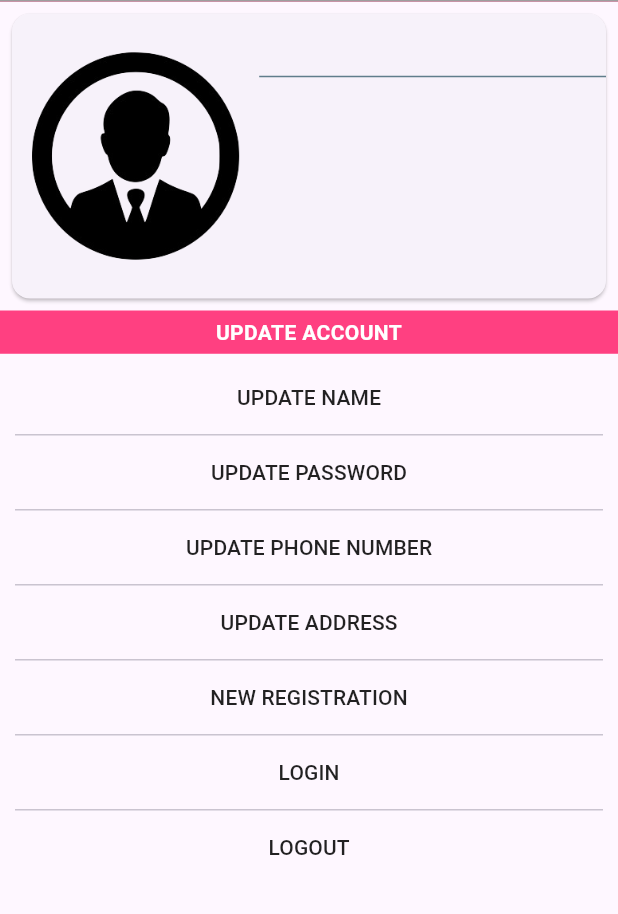
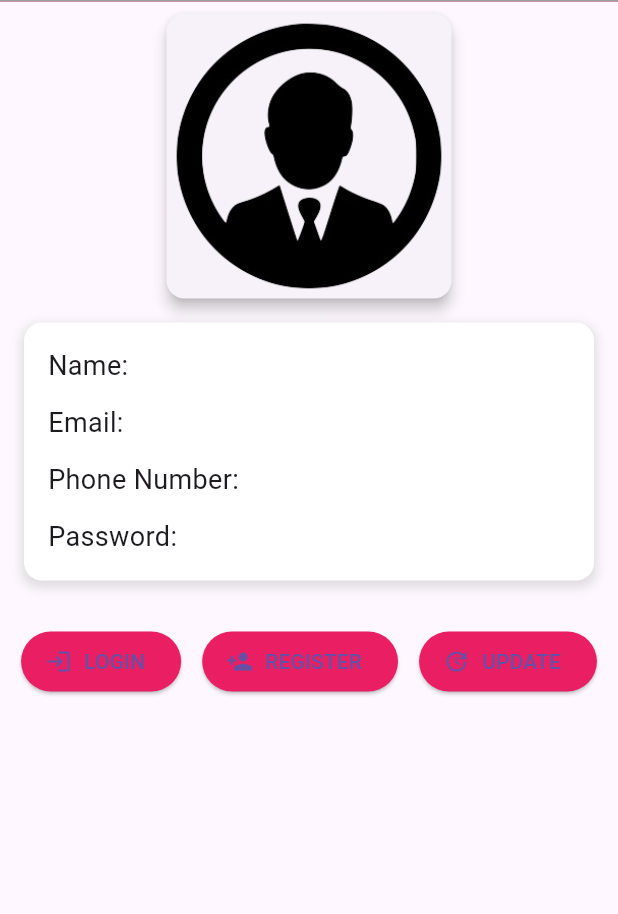
Before and after one commit to SarahSelleh/book_bytes, a Flutter app: the ProfilePage screen opened directly with empty values, on a phone screen of 412 x 824 dp, the part 84-998 px from its top. Run offline on Flutter 3.47's test engine with Material 3 defaults, Android fonts, the phone set to English and light mode, and no system bars; our stand-ins replace shared_preferences; accounts and stored records are empty; network calls fail.

Commit message:
Update profilepage.dart

```diff
--- a/lib/screens/profilepage.dart
+++ b/lib/screens/profilepage.dart
@@ -1,9 +1,9 @@
-
 import 'package:book_bytes/screens/loginscreen.dart';
 import 'package:flutter/material.dart';
 import '../models/user.dart';
 import '../mydrawer.dart';
 import 'registration.dart';
+import 'updateprofile.dart'; // Import the UpdateProfilePage
 
 class ProfilePage extends StatefulWidget {
   final User userdata;
@@ -45,121 +45,125 @@ class _ProfilePageState extends State<ProfilePage> {
             color: Colors.grey,
             height: 1.0,
           ),
-            )),
+        ),
+      ),
       drawer: MyDrawer(
         page: 'account',
         userdata: widget.userdata,
       ),
-        body: Center(
-          child: Column(children: [
+      body: Column(
+        crossAxisAlignment: CrossAxisAlignment.center,
+        children: [
           Container(
             height: screenHeight * 0.25,
             padding: const EdgeInsets.all(4),
             child: Card(
-                  child: Row(children: [
-                Container(
-                  // ignore: prefer_const_constructors
-                  padding: EdgeInsets.all(8),
-                  width: screenWidth * 0.4,
-                  height: screenHeight * 0.4,
+              elevation: 4,
+              shape: RoundedRectangleBorder(
+                borderRadius: BorderRadius.circular(12.0),
+              ),
+              child: ClipRRect(
+                borderRadius: BorderRadius.circular(12.0),
                 child: Image.asset(
                   'assets/images/profilepic.png',
-                    fit: BoxFit.contain,
+                  fit: BoxFit.cover,
                 ),
               ),
-                Expanded(
-                    flex: 7,
+            ),
+          ),
+          Container(
+            margin: const EdgeInsets.fromLTRB(16, 8, 16, 30),
+            padding: const EdgeInsets.all(16),
+            width: double.infinity,
+            decoration: BoxDecoration(
+              color: Colors.white,
+              borderRadius: BorderRadius.circular(12.0),
+              boxShadow: [
+                BoxShadow(
+                  color: Colors.grey.withOpacity(0.3),
+                  spreadRadius: 2,
+                  blurRadius: 5,
+                  offset: const Offset(0, 3),
+                ),
+              ],
+            ),
             child: Column(
+              crossAxisAlignment: CrossAxisAlignment.start,
               children: [
                 Text(
-                          widget.userdata.username.toString(),
-                          style: const TextStyle(fontSize: 24),
+                  "Name: ${widget.userdata.username.toString()}",
+                  style: const TextStyle(fontSize: 18),
                 ),
-                        const Divider(
-                          color: Colors.blueGrey,
-                        )
+                const SizedBox(height: 12),
+                Text(
+                  "Email: ${widget.userdata.useremail.toString()}",
+                  style: const TextStyle(fontSize: 18),
+                ),
+                const SizedBox(height: 12),
+                Text(
+                  "Phone Number: ${widget.userdata.username.toString()}",
+                  style: const TextStyle(fontSize: 18),
+                ),
+                const SizedBox(height: 12),
+                Text(
+                  "Password: ${widget.userdata.username.toString()}",
+                  style: const TextStyle(fontSize: 18),
+                ),
               ],
-                    ))
-              ])),
             ),
-            Container(
-              height: screenHeight * 0.035,
-              alignment: Alignment.center,
-              color: Colors.pinkAccent,
-              width: screenWidth,
-              child: const Text("UPDATE ACCOUNT",
-                  textAlign: TextAlign.center,
-                  style: TextStyle(
-                      color: Colors.white, fontWeight: FontWeight.bold)),
           ),
-            // const Divider(
-            //   color: Colors.blueGrey,
-            // ),
-            Expanded(
-                child: ListView(
-                    padding: const EdgeInsets.fromLTRB(10, 5, 10, 5),
-                    shrinkWrap: true,
+          Row(
+            mainAxisAlignment: MainAxisAlignment.spaceEvenly,
             children: [
-                  MaterialButton(
-                    onPressed: () {},
-                    child: const Text("UPDATE NAME"),
-                  ),
-                  const Divider(
-                    height: 2,
-                  ),
-                  MaterialButton(
-                    onPressed: () {},
-                    child: const Text("UPDATE PASSWORD"),
-                  ),
-                  const Divider(
-                    height: 2,
-                  ),
-                  MaterialButton(
-                    onPressed: () {},
-                    child: const Text("UPDATE PHONE NUMBER"),
-                  ),
-                  const Divider(
-                    height: 2,
-                  ),
-                  MaterialButton(
-                    onPressed: () {},
-                    child: const Text("UPDATE ADDRESS"),
-                  ),
-                  const Divider(
-                    height: 2,
-                  ),
-                  MaterialButton(
+              ElevatedButton.icon(
                 onPressed: () {
                   Navigator.push(
                     context,
                     MaterialPageRoute(
-                              builder: (content) => const Registration()));
+                      builder: (content) => const LoginPage(),
+                    ),
+                  );
                 },
-                    child: const Text("NEW REGISTRATION"),
+                style: ElevatedButton.styleFrom(
+                  backgroundColor: Colors.pink,
                 ),
-                  const Divider(
-                    height: 2,
+                icon: Icon(Icons.login),
+                label: const Text("LOGIN"),
               ),
-                  MaterialButton(
+              ElevatedButton.icon(
                 onPressed: () {
                   Navigator.push(
                     context,
                     MaterialPageRoute(
-                              builder: (content) => const LoginPage()));
+                      builder: (content) => const Registration(),
+                    ),
+                  );
                 },
-                    child: const Text("LOGIN"),
+                style: ElevatedButton.styleFrom(
+                  backgroundColor: Colors.pink,
                 ),
-                  const Divider(
-                    height: 2,
+                icon: Icon(Icons.person_add),
+                label: const Text("REGISTER"),
               ),
-                  MaterialButton(
+              ElevatedButton.icon(
                 onPressed: () {
-                      {}
+                  Navigator.push(
+                    context,
+                    MaterialPageRoute(
+                      builder: (content) => UpdateProfilePage(),
+                    ),
+                  );
                 },
-                    child: const Text("LOGOUT"),
+                style: ElevatedButton.styleFrom(
+                  backgroundColor: Colors.pink,
                 ),
-                ])),
-          ]),
-        ));
+                icon: Icon(Icons.update),
+                label: const Text("UPDATE"),
+              ),
+            ],
+          ),
+        ],
+      ),
+    );
   }
 }
```
Lines whose indentation alone changed are shown as unchanged.
